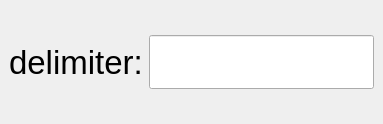
Old version of the form mainwindow.ui in the repository Hq1anq/separateClipboard.
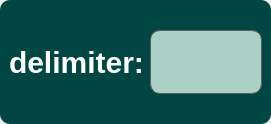
New version of the form.

Commit message: change gui theme, handle close window when not enough info

What changed in the file:
```diff
--- a/mainwindow.ui
+++ b/mainwindow.ui
@@ -6,7 +6,7 @@
    <rect>
     <x>0</x>
     <y>0</y>
-    <width>383</width>
+    <width>271</width>
     <height>124</height>
    </rect>
   </property>
@@ -14,12 +14,34 @@
    <string>MainWindow</string>
   </property>
   <widget class="QWidget" name="centralwidget">
+   <property name="styleSheet">
+    <string notr="true">QWidget {
+    background-color: #004643;
+    border-radius: 10px;
+}
+
+QLabel {
+    color: #fffffe;
+    font-size: 30px;
+}
+
+QLineEdit {
+    background-color: #abd1c6;
+    color: #001e1d;
+    border: 1px solid #5e5e5e;
+    border-radius: 10px;
+    padding: 10px;
+    font-size: 35px;
+	font-weight: bold;
+}</string>
+   </property>
    <layout class="QHBoxLayout" name="horizontalLayout">
     <item>
      <widget class="QLabel" name="label">
       <property name="font">
        <font>
-        <pointsize>25</pointsize>
+        <pointsize>-1</pointsize>
+        <bold>true</bold>
        </font>
       </property>
       <property name="text">
@@ -28,13 +50,7 @@
      </widget>
     </item>
     <item>
-     <widget class="QLineEdit" name="delimiter">
-      <property name="font">
-       <font>
-        <pointsize>30</pointsize>
-       </font>
-      </property>
-     </widget>
+     <widget class="QLineEdit" name="delimiter"/>
     </item>
    </layout>
   </widget>
```
The commit also changes 3 other files.
